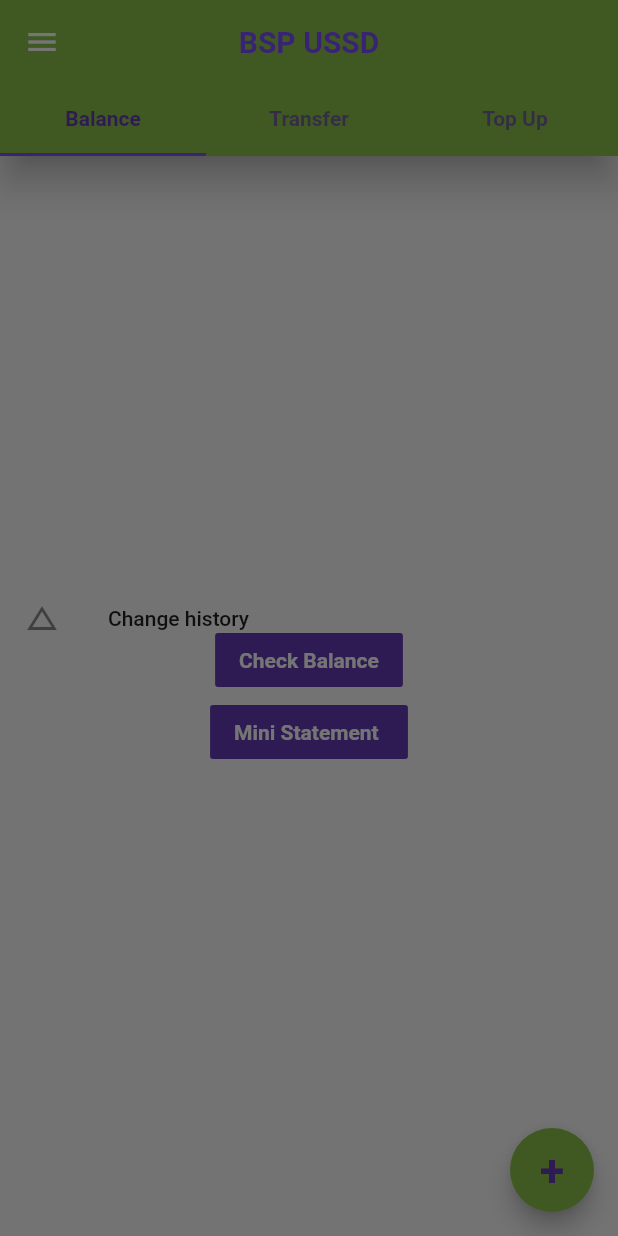
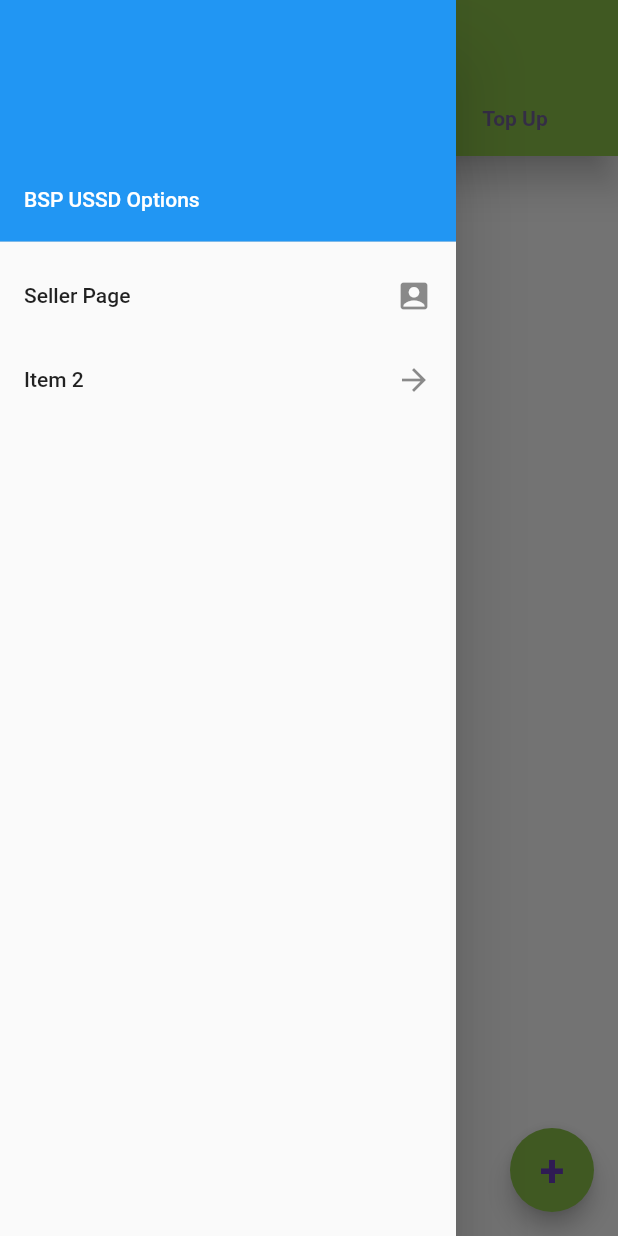
Before and after one commit to ikialo/flutter_app1, a Flutter app: the screen it shows after launch, with the side drawer open, on a phone screen of 412 x 824 dp. Run offline on Flutter 3.47's test engine with Material 2 defaults, Android fonts, the phone set to English and light mode, and no system bars; our stand-ins replace contacts_service, qr_flutter, shared_preferences; missing offline and left inert: barcode_scan, call_number.

```diff
--- a/lib/Screens/first_page.dart
+++ b/lib/Screens/first_page.dart
@@ -2,6 +2,8 @@ import 'package:call_number/call_number.dart';
 import 'package:flutter/cupertino.dart';
 import 'package:flutter/material.dart';
 import 'dart:developer' as developer;
+
+import 'package:shared_preferences/shared_preferences.dart';
 
 
 class MyHomePage extends StatefulWidget {
@@ -26,8 +28,21 @@ class FirstRoute extends State<MyHomePage>{
 
   String teamName = '';
   String format = '';
+  String stringValue ='';
+
+  getValuesSF() async {
+    SharedPreferences prefs = await SharedPreferences.getInstance();
+    //Return String
+    setState(() {
+      stringValue = prefs.getString('stringValue');
+    });
+    //Return bool
+
+  }
 
   Future<String> _asyncInputDialog(BuildContext context, buttonNumber) async {
+
+
     return showDialog<String>(
       context: context,
 
@@ -73,7 +88,8 @@ class FirstRoute extends State<MyHomePage>{
                     Navigator.of(context).pop(teamName);
                   },
                 ),
-              ],)
+              ],),
+              Text("$stringValue")
 
             ],
           ),
@@ -100,6 +116,11 @@ class FirstRoute extends State<MyHomePage>{
     }
   }
 
+
+  @override
+  void initState() {
+    getValuesSF();
+  }
 
 
 
@@ -139,6 +160,7 @@ class FirstRoute extends State<MyHomePage>{
 
               ),
             )
+            ,
           ],
         ),
       ),
--- a/lib/main.dart
+++ b/lib/main.dart
@@ -5,6 +5,7 @@ import 'package:flutter_app1/Screens/first_page.dart';
 import 'package:flutter_app1/Screens/second_page.dart';
 import 'package:flutter_app1/Screens/third_page.dart';
 import 'package:flutter_app1/Screens/Fab/fab_alert.dart';
+import 'package:flutter_app1/seller.dart';
 
 void main() => runApp(MyApp());
 
@@ -68,17 +69,30 @@ class _MyHomePageState extends StatelessWidget {
               body: TabBarView(
                 children: <Widget>[MyHomePage(), Transfer(), Topup()],
               ),
-              drawer: ListTile(
-                leading: Icon(Icons.change_history),
-                title: Text('Change history'),
+              drawer: Drawer(
+                  elevation: 22.0,
+                  child: ListView(
+                    children: <Widget>[
+                      UserAccountsDrawerHeader(
+                        arrowColor: Colors.lightGreen,
+                        accountName: Text("BSP USSD Options"),
+                      ),
+                      ListTile(
+                        title: Text("Seller Page"),
+                        trailing: Icon(Icons.account_box),
                         onTap: () {
-                  // change app state...
+//                        Navigator.of(context).pop();
+                          Navigator.of(context).push(MaterialPageRoute(
+                              builder: (BuildContext context) => Seller()));
                         },
                       ),
+                      ListTile(
+                        title: Text("Item 2"),
+                        trailing: Icon(Icons.arrow_forward),
+                      ),
+                    ],
+                  )),
               floatingActionButton: FabAlert(),
-         )
-      )
-    );
+            )));
   }
-
 }
--- a/pubspec.yaml
+++ b/pubspec.yaml
@@ -18,6 +18,8 @@ environment:
 
 dependencies:
 #  permission_handler: ^3.3.0
+  shared_preferences: ^0.5.4+3
+
   call_number: ^0.0.1
   contacts_service: ^0.3.5
 
```
Also changed, not shown: lib/seller.dart (added, +234 -0 lines), pubspec.lock. Lines whose indentation alone changed are shown as unchanged.
